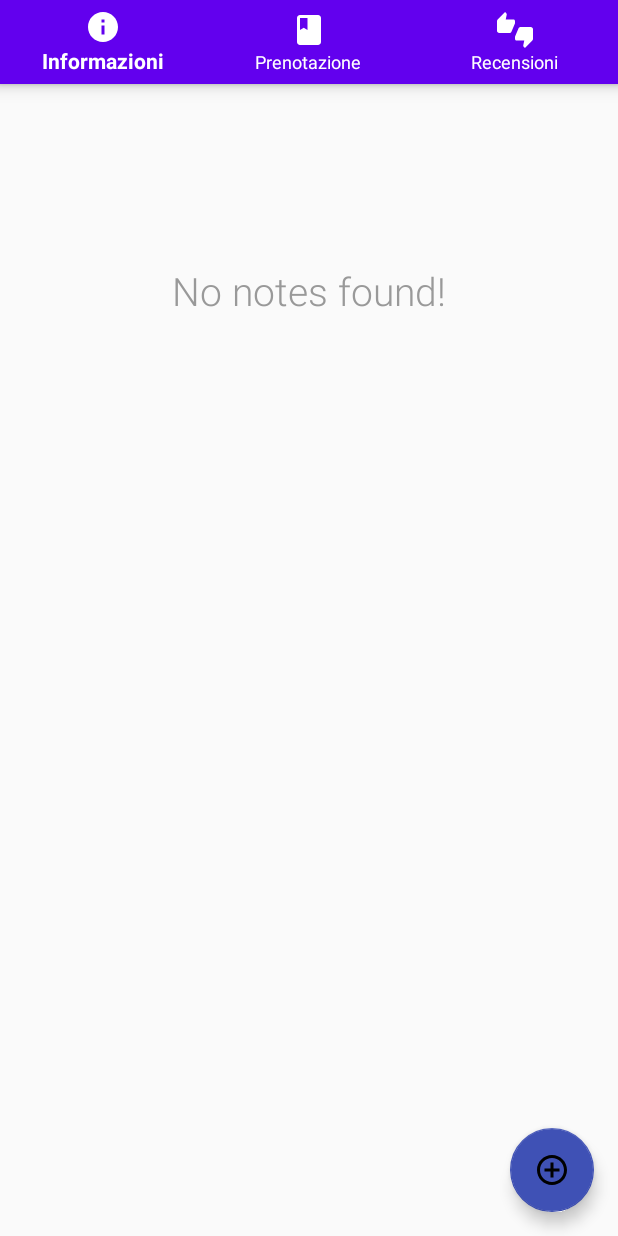
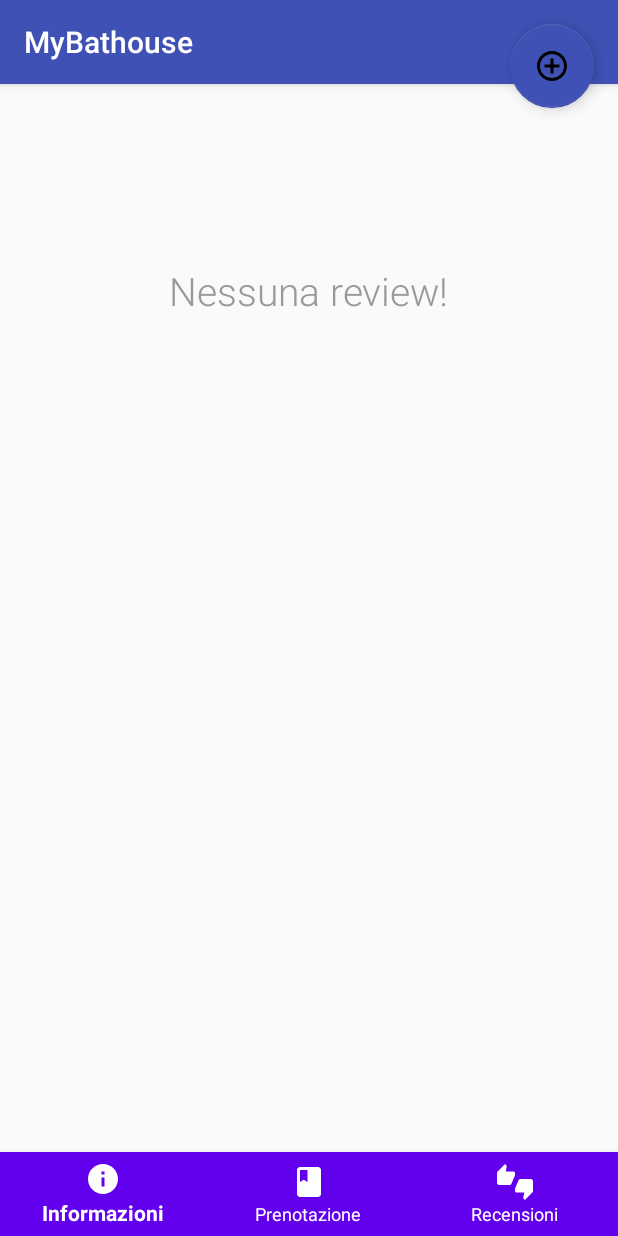
Before and after one commit to pinciaandrea/Tirocinio, an Android app: the ActivityThree screen opened directly, with no data from a screen before it, on a phone screen of 412 x 824 dp. Run offline under Robolectric (Android 15) with nearby library versions, the phone set to English and light mode, and no system bars.

Commit message:
Recensioni con problemi

```diff
--- a/app/src/main/java/com/example/progetto/ActivityThree.java
+++ b/app/src/main/java/com/example/progetto/ActivityThree.java
@@ -22,6 +22,12 @@ import android.widget.Button;
 import android.widget.EditText;
 import android.widget.TextView;
 import android.widget.Toast;
+
+import com.example.progetto.Database.DatabaseHelper;
+import com.example.progetto.Database.Model.Note;
+import com.example.progetto.Utils.MyDividerItemDecoration;
+import com.example.progetto.Utils.NotesAdapter;
+import com.example.progetto.Utils.RecyclerTouchListener;
 
 import java.util.ArrayList;
 import java.util.List;
--- a/app/src/main/java/com/example/progetto/DatabaseHelper.java
+++ b/app/src/main/java/com/example/progetto/Database/DatabaseHelper.java
@@ -1,10 +1,12 @@
-package com.example.progetto;
+package com.example.progetto.Database;
 
 import android.content.ContentValues;
 import android.content.Context;
 import android.database.Cursor;
 import android.database.sqlite.SQLiteDatabase;
 import android.database.sqlite.SQLiteOpenHelper;
+
+import com.example.progetto.Database.Model.Note;
 
 import java.util.ArrayList;
 import java.util.List;
--- a/app/src/main/java/com/example/progetto/Note.java
+++ b/app/src/main/java/com/example/progetto/Database/Model/Note.java
@@ -1,4 +1,4 @@
-package com.example.progetto;
+package com.example.progetto.Database.Model;
 
 
 public class Note {
--- a/app/src/main/java/com/example/progetto/MyDividerItemDecoration.java
+++ b/app/src/main/java/com/example/progetto/Utils/MyDividerItemDecoration.java
@@ -1,4 +1,4 @@
-package com.example.progetto;
+package com.example.progetto.Utils;
 
 
 import android.content.Context;
--- a/app/src/main/java/com/example/progetto/NotesAdapter.java
+++ b/app/src/main/java/com/example/progetto/Utils/NotesAdapter.java
@@ -1,4 +1,4 @@
-package com.example.progetto;
+package com.example.progetto.Utils;
 
 
 import android.content.Context;
@@ -8,6 +8,9 @@ import android.view.LayoutInflater;
 import android.view.View;
 import android.view.ViewGroup;
 import android.widget.TextView;
+
+import com.example.progetto.Database.Model.Note;
+import com.example.progetto.R;
 
 import java.text.ParseException;
 import java.text.SimpleDateFormat;
--- a/app/src/main/java/com/example/progetto/RecyclerTouchListener.java
+++ b/app/src/main/java/com/example/progetto/Utils/RecyclerTouchListener.java
@@ -1,4 +1,4 @@
-package com.example.progetto;
+package com.example.progetto.Utils;
 
 import android.content.Context;
 import android.support.v7.widget.RecyclerView;
--- a/app/src/main/res/layout/activity_three.xml
+++ b/app/src/main/res/layout/activity_three.xml
@@ -19,7 +19,6 @@
             android:layout_height="?attr/actionBarSize"
             android:background="?attr/colorPrimary"
             app:popupTheme="@style/AppTheme.PopupOverlay" />
-
     </android.support.design.widget.AppBarLayout>
 
     <include layout="@layout/content_three" />
@@ -28,20 +27,27 @@
         android:id="@+id/fab"
         android:layout_width="wrap_content"
         android:layout_height="wrap_content"
-        android:layout_gravity="bottom|end"
+        android:layout_gravity="top|right"
         android:layout_margin="@dimen/fab_margin"
+        android:layout_marginRight="20dp"
+        app:layout_constraintEnd_toEndOf="parent"
         app:srcCompat="@drawable/ic_add_circle_outline_black_24dp" />
+
+    <android.support.constraint.ConstraintLayout
+        android:layout_width="match_parent"
+        android:layout_height="match_parent">
 
         <android.support.design.widget.BottomNavigationView
             android:id="@+id/bottom_navigation"
             android:layout_width="match_parent"
             android:layout_height="wrap_content"
-        android:layout_alignParentBottom="true"
-        android:layout_marginBottom="0dp"
             app:itemBackground="@color/design_default_color_primary"
             app:itemIconTint="@android:color/white"
             app:itemTextColor="@android:color/white"
+            app:layout_constraintBottom_toBottomOf="parent"
+            app:layout_constraintStart_toStartOf="parent"
             app:menu="@menu/bottom_nav_menu" />
+    </android.support.constraint.ConstraintLayout>
 
     <Button
         android:id="@+id/button3"
--- a/app/src/main/res/values/strings.xml
+++ b/app/src/main/res/values/strings.xml
@@ -7,9 +7,9 @@
     <string name="shower">shower</string>
     <string name="restaurant">restaurant</string>
     <string name="action_settings">Settings</string>
-    <string name="activity_title_home">Notes</string>
-    <string name="msg_no_notes">No notes found!</string>
-    <string name="lbl_new_note_title">New Note</string>
-    <string name="lbl_edit_note_title">Edit Note</string>
-    <string name="hint_enter_note">Enter your note!</string>
+    <string name="activity_title_home">Review</string>
+    <string name="msg_no_notes">Nessuna review!</string>
+    <string name="lbl_new_note_title">Nuova review</string>
+    <string name="lbl_edit_note_title">Modifica la tua review</string>
+    <string name="hint_enter_note">Inserisci la tua review!</string>
 </resources>
```
Lines whose indentation alone changed are shown as unchanged.
